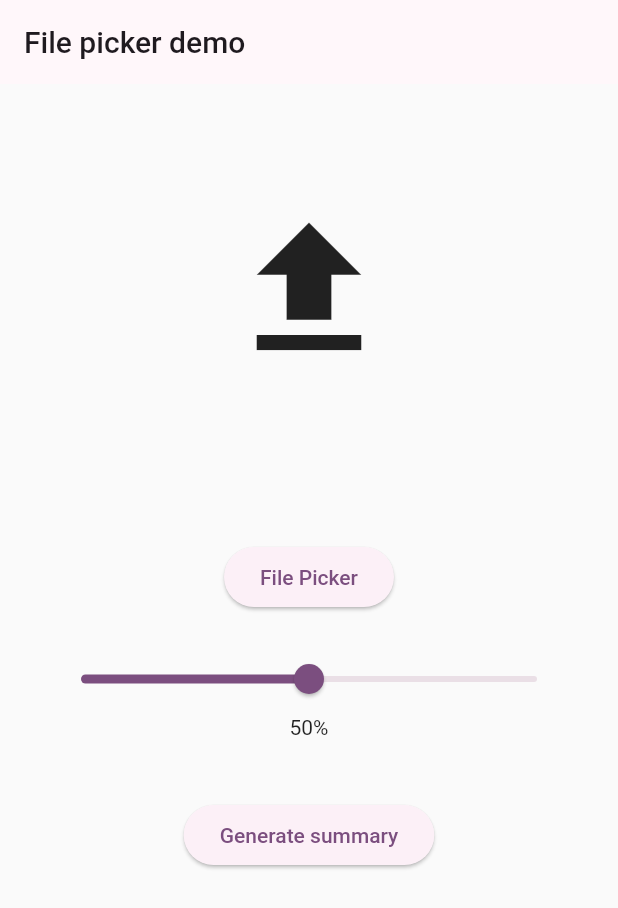
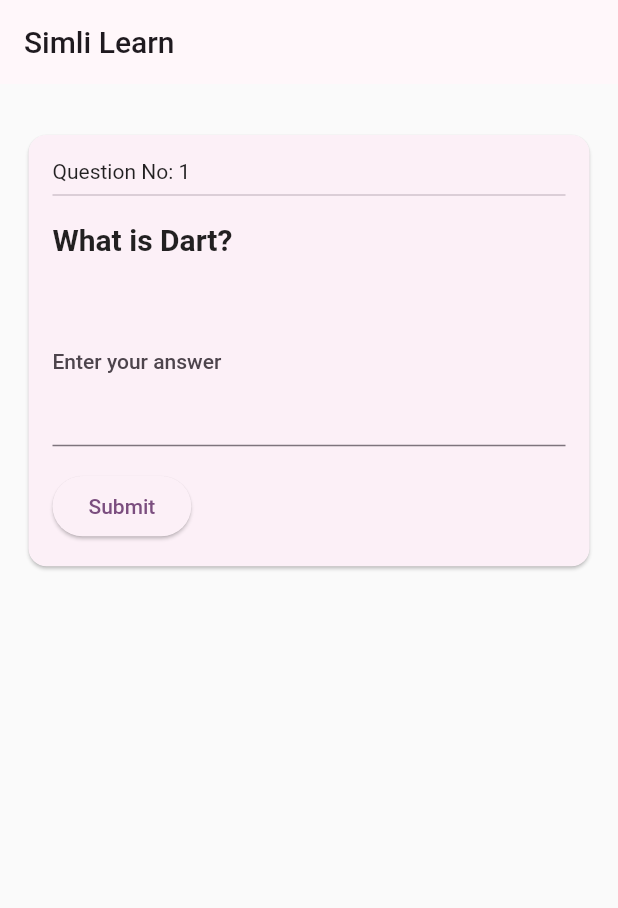
Before and after one commit to Mckenz31/AI_ATL, a Flutter app: the screen it shows after launch, on a phone screen of 412 x 824 dp. Shown: the top 908 px of the screen. Run offline on Flutter 3.47's test engine with Material 2 defaults, Android fonts, the phone set to English and light mode, and no system bars; our stand-ins replace file_picker; missing offline and left inert: flash_card.

Commit message:
Quiz section

```diff
--- a/frontend/lib/data/fake_data.dart
+++ b/frontend/lib/data/fake_data.dart
@@ -3,41 +3,51 @@ class FakeData {
     "title1": "Title",
     "heading": "HackUNC was great",
     "bullet1": "x y z: An overview of the exciting opportunities at HackUNC.",
-    "bullet2": "y z a: Insights into the creative projects developed during the event.",
-    "bullet3": "a b c: A look at the networking and collaboration among participants.",
+    "bullet2":
+        "y z a: Insights into the creative projects developed during the event.",
+    "bullet3":
+        "a b c: A look at the networking and collaboration among participants.",
     "bullet4": "b c d: Highlights of the keynote speeches and workshops.",
     "bullet5": "c d e: The impact of HackUNC on local tech communities.",
     "bullet6": "d e f: Future prospects and upcoming events following HackUNC.",
     "bullet7": "x y z: An overview of the exciting opportunities at HackUNC.",
-    "bullet8": "y z a: Insights into the creative projects developed during the event.",
-    "bullet9": "a b c: A look at the networking and collaboration among participants.",
+    "bullet8":
+        "y z a: Insights into the creative projects developed during the event.",
+    "bullet9":
+        "a b c: A look at the networking and collaboration among participants.",
     "bullet10": "b c d: Highlights of the keynote speeches and workshops.",
     "bullet11": "c d e: The impact of HackUNC on local tech communities.",
     "bullet12": "d e f: Future prospects and upcoming events following HackUNC."
-};
-
+  };
 
   final questions = {
-    'What is Dart?': 'Dart is the programming language used to code Flutter apps. Its an object-oriented language developed by Google and used for various applications, including mobile app development.',
+    'What is Dart?':
+        'Dart is the programming language used to code Flutter apps. Its an object-oriented language developed by Google and used for various applications, including mobile app development.',
+    'Is Flutter better than React': 'true',
+    'Which is the best database': "Firestore, Realtime Database, MongoDB",
+    'What are some similarities between Dart and other programming languages like C# and Java?':
+        'Dart shares similarities with languages like C# and Java in terms of its object-oriented nature, single inheritance, and familiar flow control statements like loops and conditions.',
+    'How does Dart differ from languages like C# and Java?':
+        'Dart differs from C# and Java in several ways, including type inference (where variable types are inferred by the compiler), default values being null for most data types, and not requiring a return type in method signatures.',
+    'What are some unique features of Dart?':
+        'Dart has unique features such as treating all data types as objects (including numbers), support for default parameter values in method signatures, and the presence of an inbuilt data type called Runes for dealing with UTF-32 code points.',
+    'What are some commonly used Dart libraries?':
+        'Some commonly used Dart libraries include dart:core for core functionality, dart:async for asynchronous programming, dart:math for mathematical functions, and dart:convert for converting between different data representations.',
+    'How does Flutter utilize Dart in app development?':
+        'Flutter uses Dart as its primary language for building applications. Dart is used to create the logic and structure of Flutter apps, leveraging various Flutter-specific libraries for UI elements like Widgets and design patterns such as Material and Cupertino.',
+    'What is the role of Widgets in Flutter?':
+        'Widgets in Flutter are components used to describe the UI of the app. They can be either Stateful or Stateless, with Stateful widgets rebuilding when their state changes.',
+    'How does hot reloading benefit Flutter development?':
+        'Hot reloading in Flutter allows developers to see real-time changes in the apps UI without restarting the entire build process. It enhances the development experience by rapidly reflecting code changes.',
+    'What is the entry point for a Dart class in Flutter?':
+        'The entry point for a Dart class in Flutter is the main() method. This method serves as the starting point for Flutter apps and is where the execution begins.',
+    'How can one set up a Flutter app and start development?':
+        'To set up a Flutter app, one can follow the Flutter documentation for installing the SDK and preferred IDE, create a new project using commands like Flutter: New Project, configure dependencies in pubspec.yaml, and start building the app logic in Dart files within the lib folder.'
+  };
 
-    'What are some similarities between Dart and other programming languages like C# and Java?': 'Dart shares similarities with languages like C# and Java in terms of its object-oriented nature, single inheritance, and familiar flow control statements like loops and conditions.',
-
-    'How does Dart differ from languages like C# and Java?': 'Dart differs from C# and Java in several ways, including type inference (where variable types are inferred by the compiler), default values being null for most data types, and not requiring a return type in method signatures.',
-
-    'What are some unique features of Dart?': 'Dart has unique features such as treating all data types as objects (including numbers), support for default parameter values in method signatures, and the presence of an inbuilt data type called Runes for dealing with UTF-32 code points.',
-
-    'What are some commonly used Dart libraries?': 'Some commonly used Dart libraries include dart:core for core functionality, dart:async for asynchronous programming, dart:math for mathematical functions, and dart:convert for converting between different data representations.',
-
-    'How does Flutter utilize Dart in app development?': 'Flutter uses Dart as its primary language for building applications. Dart is used to create the logic and structure of Flutter apps, leveraging various Flutter-specific libraries for UI elements like Widgets and design patterns such as Material and Cupertino.',
-
-    'What is the role of Widgets in Flutter?': 'Widgets in Flutter are components used to describe the UI of the app. They can be either Stateful or Stateless, with Stateful widgets rebuilding when their state changes.',
-
-    'How does hot reloading benefit Flutter development?': 'Hot reloading in Flutter allows developers to see real-time changes in the apps UI without restarting the entire build process. It enhances the development experience by rapidly reflecting code changes.',
-
-    'What is the entry point for a Dart class in Flutter?': 'The entry point for a Dart class in Flutter is the main() method. This method serves as the starting point for Flutter apps and is where the execution begins.',
-
-    'How can one set up a Flutter app and start development?': 'To set up a Flutter app, one can follow the Flutter documentation for installing the SDK and preferred IDE, create a new project using commands like Flutter: New Project, configure dependencies in pubspec.yaml, and start building the app logic in Dart files within the lib folder.'
-};
-
-
+  final solutionCheck =  {
+     'amber': 'The entry point for a Dart class is main(), your answer of mainF() is close but not accurate',
+     'green': 'Yes, Widgets in Flutter are components that are used to describe the UI of the app. They can be either Stateful or Statless, with Stateful widgets rebuilding when their state changes',
+     'red': 'Dart is not the same as C# and Java, it differs from it in several ways including type inference, default values being null for most data types, and so on'
+  };
 }
--- a/frontend/lib/main.dart
+++ b/frontend/lib/main.dart
@@ -1,5 +1,6 @@
 import "package:flutter/material.dart";
 import "package:frontend/widgets/file_upload.dart";
+import "package:frontend/widgets/quiz_openended.dart";
 
 var kColorScheme = ColorScheme.fromSeed(
   seedColor: const Color.fromARGB(255, 203, 63, 228),
@@ -18,7 +19,7 @@ void main() {
       theme:
       ThemeData().copyWith(useMaterial3: true, colorScheme: kColorScheme),
       debugShowCheckedModeBanner: false,
-      home: const FileUpload(),
+      home: const QuizOpenEnded(),
     ),
   );
 }
--- a/frontend/lib/widgets/file_upload.dart
+++ b/frontend/lib/widgets/file_upload.dart
@@ -1,4 +1,3 @@
-import 'package:flutter/foundation.dart';
 import 'package:flutter/material.dart';
 import 'package:file_picker/file_picker.dart';
 import 'package:frontend/widgets/summary_page.dart';
--- /dev/null
+++ b/frontend/lib/widgets/quiz_openended.dart
@@ -0,0 +1,201 @@
+import 'package:flutter/material.dart';
+import 'package:frontend/data/fake_data.dart';
+
+class QuizOpenEnded extends StatefulWidget {
+  const QuizOpenEnded({super.key});
+
+  @override
+  State<QuizOpenEnded> createState() => _QuizOpenEndedState();
+}
+
+class _QuizOpenEndedState extends State<QuizOpenEnded> {
+  var questionIndex = 0;
+  bool answered = false;
+  final user_answer = TextEditingController();
+  final TextEditingController _userAnswer = TextEditingController();
+  bool? _answer;
+  String? selectedValue;
+
+  void _handleAnswerChange(bool? value) {
+    setState(() {
+      _answer = value;
+    });
+  }
+
+  Color getCardColor() {
+    if (FakeData().solutionCheck.keys.elementAt(questionIndex) == "green") {
+      return Colors.green.shade100;
+    } else if (FakeData().solutionCheck.keys.elementAt(questionIndex) ==
+        "red") {
+      return Colors.red.shade100;
+    } else {
+      return Colors.amber.shade100;
+    }
+  }
+
+  @override
+  Widget build(BuildContext context) {
+    return Scaffold(
+      appBar: AppBar(
+        title: const Text('Simli Learn'),
+      ),
+      body: Container(
+        padding: const EdgeInsets.fromLTRB(15, 30, 15, 20),
+        width: MediaQuery.of(context).size.width,
+        child: Column(
+          children: [
+            Card(
+              child: Padding(
+                padding: const EdgeInsets.all(16.0),
+                child: Column(
+                  crossAxisAlignment: CrossAxisAlignment.start,
+                  children: [
+                    Text('Question No: ${questionIndex + 1}'),
+                    const Divider(),
+                    const SizedBox(
+                      height: 10,
+                    ),
+                    Text(
+                      FakeData().questions.keys.elementAt(questionIndex),
+                      style: const TextStyle(
+                          fontSize: 20, fontWeight: FontWeight.bold),
+                    ),
+                    const SizedBox(
+                      height: 16,
+                    ),
+                    answerType(),
+                    const SizedBox(
+                      height: 16,
+                    ),
+                    ElevatedButton(
+                      onPressed: () {
+                        setState(() {
+                          answered = true;
+                        });
+                      },
+                      child: const Text('Submit'),
+                    ),
+                  ],
+                ),
+              ),
+            ),
+            const SizedBox(
+              height: 30,
+            ),
+            answered
+                ? Card(
+                    color: getCardColor(),
+                    child: Padding(
+                      padding: const EdgeInsets.all(16.0),
+                      child: Text(
+                        FakeData()
+                            .solutionCheck
+                            .values
+                            .elementAt(questionIndex),
+                        style: const TextStyle(fontSize: 20),
+                      ),
+                    ),
+                  )
+                : Container(),
+            const Spacer(),
+            answered
+                ? Row(
+                    children: [
+                      questionIndex > 0
+                          ? ElevatedButton(
+                              onPressed: () {
+                                setState(() {
+                                  questionIndex--;
+                                  answered = false;
+                                });
+                              },
+                              child: const Icon(Icons.navigate_before),
+                            )
+                          : Container(),
+                      const Spacer(),
+                      questionIndex < FakeData().solutionCheck.length - 1
+                          ? ElevatedButton(
+                              onPressed: () {
+                                setState(() {
+                                  questionIndex++;
+                                  answered = false;
+                                });
+                              },
+                              child: const Icon(Icons.navigate_next),
+                            )
+                          : Container(),
+                    ],
+                  )
+                : Container(),
+          ],
+        ),
+      ),
+    );
+  }
+
+  Widget answerType() {
+    if (FakeData().questions.values.elementAt(questionIndex) == "true" ||
+        FakeData().questions.values.elementAt(questionIndex) == "false") {
+      return Column(
+        children: [
+          ListTile(
+            title: const Text('True'),
+            leading: Radio<bool>(
+              value: true,
+              groupValue: _answer,
+              onChanged: _handleAnswerChange,
+            ),
+          ),
+          ListTile(
+            title: const Text('False'),
+            leading: Radio<bool>(
+              value: false,
+              groupValue: _answer,
+              onChanged: _handleAnswerChange,
+            ),
+          ),
+        ],
+      );
+    }
+    else if (FakeData()
+            .questions
+            .values
+            .elementAt(questionIndex)
+            .split(',')
+            .where((word) => word.isNotEmpty)
+            .length >
+        2) {
+      List<String> words = FakeData()
+          .questions
+          .values
+          .elementAt(questionIndex)
+          .split(', ')
+          .where((word) => word.isNotEmpty)
+          .toList();
+      return Column(
+        children: words.map((String value) {
+          return ListTile(
+            title: Text(value),
+            leading: Radio<String>(
+              value: value,
+              groupValue: selectedValue,
+              onChanged: (String? newValue) {
+                setState(() {
+                  selectedValue = newValue;
+                });
+              },
+            ),
+          );
+        }).toList(),
+      );
+    } else {
+      return TextField(
+        controller: user_answer,
+        maxLines: 5,
+        decoration: const InputDecoration(
+          label: Text("Enter your answer"),
+        ),
+      );
+    }
+  }
+}
```
Also changed, not shown: frontend/lib/widgets/summary_page.dart (+16 -10 lines).
